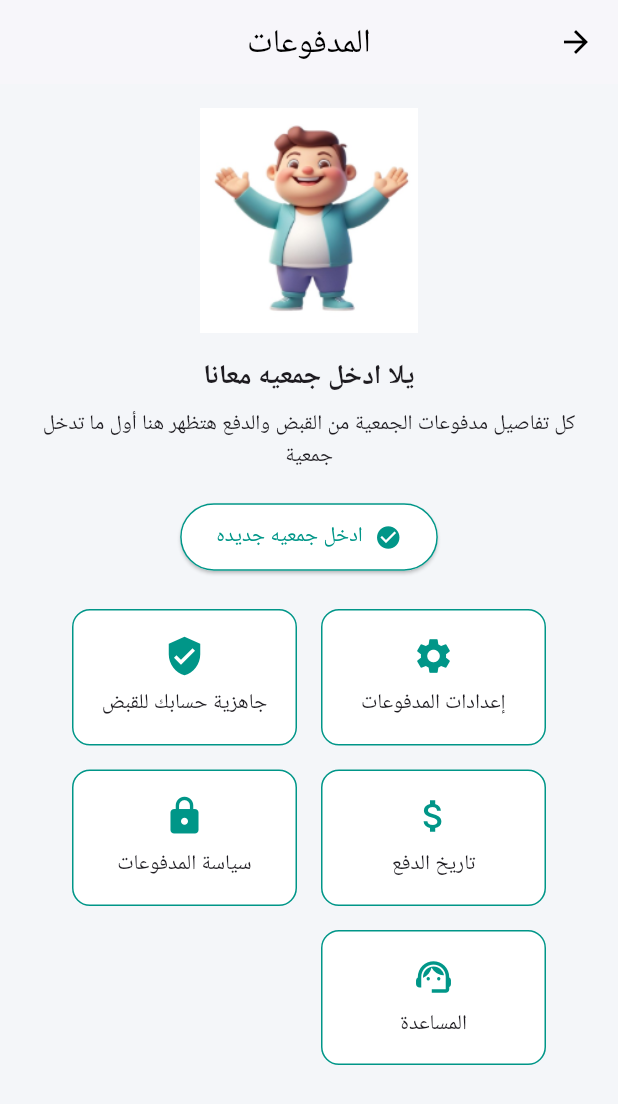
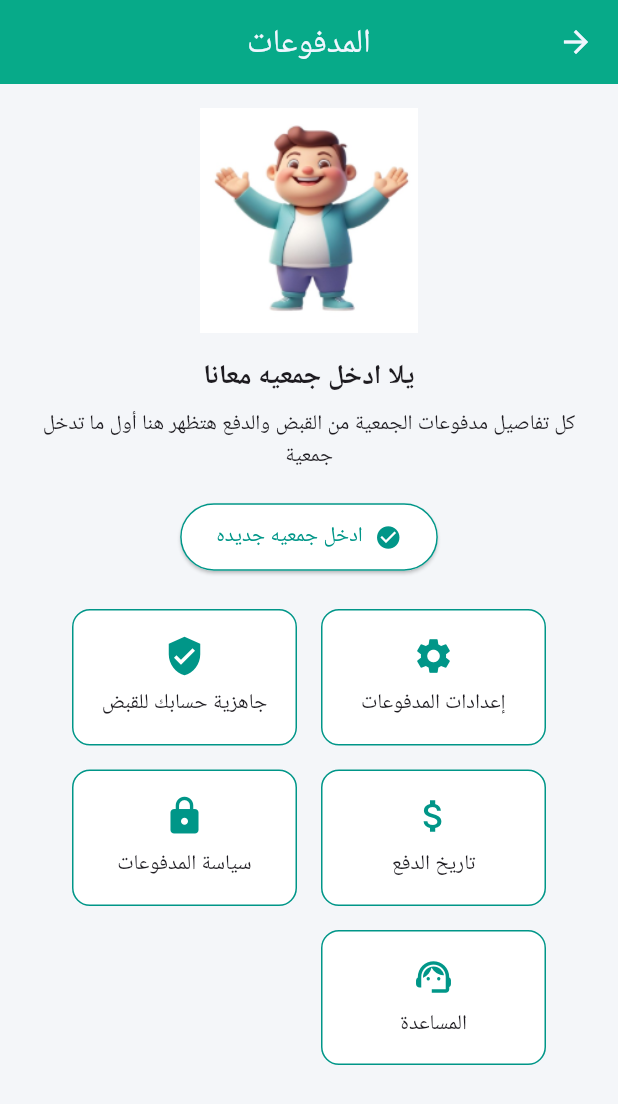
Before and after one commit to MARTINA-MOUSA/Gamaia-App-Flutter, a Flutter app: the PaymentsPage screen opened by its route, on a phone screen of 412 x 824 dp. Shown: the top 1104 px of the screen. Run offline on Flutter 3.47's test engine with Material 3 defaults, Android fonts, the phone set to English and light mode, and no system bars; our stand-ins replace easy_localization, font_awesome_flutter, shared_preferences; accounts and stored records are empty.

Commit message:
fix: update app bar colors in PaymentsPage for consistency

```diff
--- a/lib/Pages/payments_page.dart
+++ b/lib/Pages/payments_page.dart
@@ -1,5 +1,6 @@
 import 'package:flutter/material.dart';
 import 'package:easy_localization/easy_localization.dart';
+import 'package:gamaiaapp/constants.dart';
 
 class PaymentsPage extends StatelessWidget {
   const PaymentsPage({super.key});
@@ -11,8 +12,8 @@ class PaymentsPage extends StatelessWidget {
       appBar: AppBar(
         title: Text(tr('payments')),
         centerTitle: true,
-        backgroundColor: Colors.white,
-        foregroundColor: Colors.black,
+        backgroundColor: kPrimaryColor,
+        foregroundColor: kBackgroundColor,
         elevation: 1,
       ),
       body: SingleChildScrollView(
```
